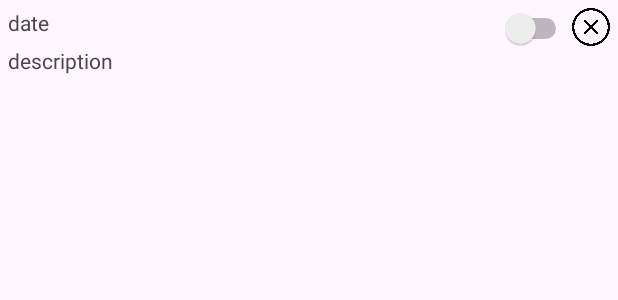
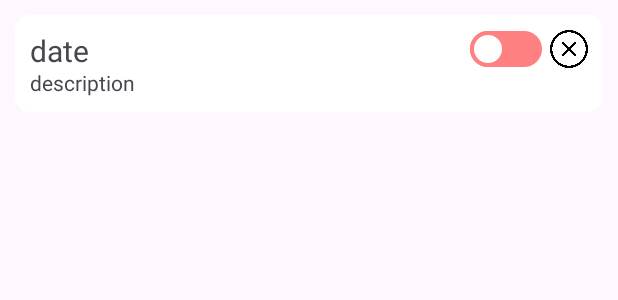
Before and after one commit to Matesero/TO-DO-list-mobile, an Android app: the layout item_todo.xml on its own in the app's theme, with its tools: preview values and no code run, on a phone screen of 412 x 824 dp. Shown: the top 300 px of the screen. Run offline under Robolectric (Android 15) with nearby library versions, the phone set to English and light mode, and no system bars.

Commit message:
add download and upload, custom switch

```diff
--- a/app/src/main/AndroidManifest.xml
+++ b/app/src/main/AndroidManifest.xml
@@ -1,7 +1,6 @@
 <?xml version="1.0" encoding="utf-8"?>
 <manifest xmlns:android="http://schemas.android.com/apk/res/android"
     xmlns:tools="http://schemas.android.com/tools">
-
     <application
         android:allowBackup="true"
         android:dataExtractionRules="@xml/data_extraction_rules"
@@ -11,7 +10,8 @@
         android:roundIcon="@mipmap/ic_launcher_round"
         android:supportsRtl="true"
         android:theme="@style/Theme.TODOlistmobile"
-        tools:targetApi="31">
+        tools:targetApi="31"
+        android:requestLegacyExternalStorage="true">
         <activity
             android:name=".MainActivity"
             android:exported="true">
--- /dev/null
+++ b/app/src/main/res/drawable/rounded_corner_white.xml
@@ -0,0 +1,5 @@
+<?xml version="1.0" encoding="utf-8"?>
+<shape xmlns:android="http://schemas.android.com/apk/res/android">
+    <solid android:color="@color/white" />
+    <corners android:radius="10dp" />
+</shape>
--- /dev/null
+++ b/app/src/main/res/drawable/switch_thumb.xml
@@ -0,0 +1,7 @@
+<?xml version="1.0" encoding="utf-8"?>
+<shape xmlns:android="http://schemas.android.com/apk/res/android">
+    <solid android:color="#ffffff"/>
+    <corners android:radius="24dp" />
+    <stroke android:width="2.5dp" android:color="#ff8080"/>
+    <size android:width="24dp" android:height="24dp"/>
+</shape>
--- /dev/null
+++ b/app/src/main/res/drawable/switch_track.xml
@@ -0,0 +1,5 @@
+<?xml version="1.0" encoding="utf-8"?>
+<shape xmlns:android="http://schemas.android.com/apk/res/android">
+    <solid android:color="#ff8080"/>
+    <corners android:radius="25dp"/>
+</shape>
--- /dev/null
+++ b/app/src/main/res/drawable/switch_track_on.xml
@@ -0,0 +1,5 @@
+<?xml version="1.0" encoding="utf-8"?>
+<shape xmlns:android="http://schemas.android.com/apk/res/android">
+    <solid android:color="#118c4e"/>
+    <corners android:radius="25dp"/>
+</shape>
--- a/app/src/main/res/layout/activity_main.xml
+++ b/app/src/main/res/layout/activity_main.xml
@@ -5,7 +5,8 @@
     android:id="@+id/main"
     android:layout_width="match_parent"
     android:layout_height="match_parent"
-    tools:context=".MainActivity">
+    tools:context=".MainActivity"
+    android:background="@color/gray">
 
     <androidx.appcompat.widget.Toolbar
         android:id="@+id/toolbar"
--- a/app/src/main/res/layout/item_todo.xml
+++ b/app/src/main/res/layout/item_todo.xml
@@ -2,24 +2,31 @@
 <LinearLayout xmlns:android="http://schemas.android.com/apk/res/android"
     xmlns:app="http://schemas.android.com/apk/res-auto"
     xmlns:tools="http://schemas.android.com/tools"
-    android:id="@+id/toDo"
+    android:id="@+id/task"
     android:layout_width="match_parent"
     android:layout_height="wrap_content"
     android:orientation="vertical"
-    android:padding="5dp">
+    android:padding="10dp"
+    android:layout_marginTop="10dp"
+    android:layout_marginEnd="10dp"
+    android:layout_marginStart="10dp"
+    android:background="@drawable/rounded_corner_white"
+    >
 
     <LinearLayout
         android:id="@+id/toDo_topBar"
         android:layout_width="match_parent"
         android:layout_height="match_parent"
-        android:orientation="horizontal">
+        android:orientation="horizontal"
+        android:layout_gravity="center">
 
         <TextView
             android:id="@+id/date"
             android:layout_width="0dp"
             android:layout_height="match_parent"
             android:layout_weight="1"
-            android:text="@string/date" />
+            android:text="@string/date"
+            android:textSize="20sp" />
 
         <LinearLayout
             android:id="@+id/topBar__buttons"
@@ -27,12 +34,14 @@
             android:layout_height="wrap_content"
             android:orientation="horizontal">
 
+
+
             <Switch
-                android:id="@+id/switch1"
-                android:layout_width="0dp"
+                android:id="@+id/completedSwitch"
+                style="@style/MySwitch"
+                android:layout_width="wrap_content"
                 android:layout_height="match_parent"
-                android:layout_weight="1"
-                tools:ignore="UseSwitchCompatOrMaterialXml" />
+                android:layout_marginEnd="5dp" />
 
             <ImageButton
                 android:id="@+id/deleteBtn"
--- a/app/src/main/res/values/colors.xml
+++ b/app/src/main/res/values/colors.xml
@@ -3,4 +3,6 @@
     <color name="black">#FF000000</color>
     <color name="white">#FFFFFFFF</color>
     <color name="gray">#DCDCDCDC</color>
+    <color name="light_red">#45FF0000</color>
+    <color name="red">#AA0000</color>
 </resources>
--- a/app/src/main/res/values/strings.xml
+++ b/app/src/main/res/values/strings.xml
@@ -10,4 +10,6 @@
     <string name="description">description</string>
     <string name="save">Save</string>
     <string name="close">Close</string>
+    <string name="input_task">Введите задачу</string>
+    <string name="input_date">Введите дату (YYYY-MM-DD)</string>
 </resources>
--- /dev/null
+++ b/app/src/main/res/values/styles.xml
@@ -0,0 +1,15 @@
+<?xml version="1.0" encoding="utf-8"?>
+<resources>
+    <style name="MySwitch" parent="Widget.AppCompat.CompoundButton.Switch">
+        <item name="android:thumb">@drawable/switch_thumb</item>
+        <item name="android:track">@drawable/switch_track</item>
+        <item name="android:switchPadding">0dp</item>
+        <item name="android:background">@null</item>
+        <item name="android:layout_width">60dp</item>
+        <item name="android:layout_height">30dp</item>
+        <item name="android:thumbTextPadding">0dp</item>
+        <item name="android:focusable">true</item>
+        <item name="android:clickable">true</item>
+        <item name="android:focusableInTouchMode">true</item>
+    </style>
+</resources>
```
Also changed, not shown: app/build.gradle.kts (+7 -1 lines), app/src/main/java/com/example/to_do_list_mobile/MainActivity.kt (+138 -19 lines), app/src/main/java/com/example/to_do_list_mobile/Task.kt (added, +7 -0 lines), app/src/main/java/com/example/to_do_list_mobile/ToDo.kt (deleted, +0 -8 lines), app/src/main/java/com/example/to_do_list_mobile/ToDoListAdapter.kt (+28 -10 lines), app/src/main/res/drawable/switch_thumb_on.xml (added, +7 -0 lines), app/src/main/res/layout/dialog_add_task.xml (added, +52 -0 lines).
